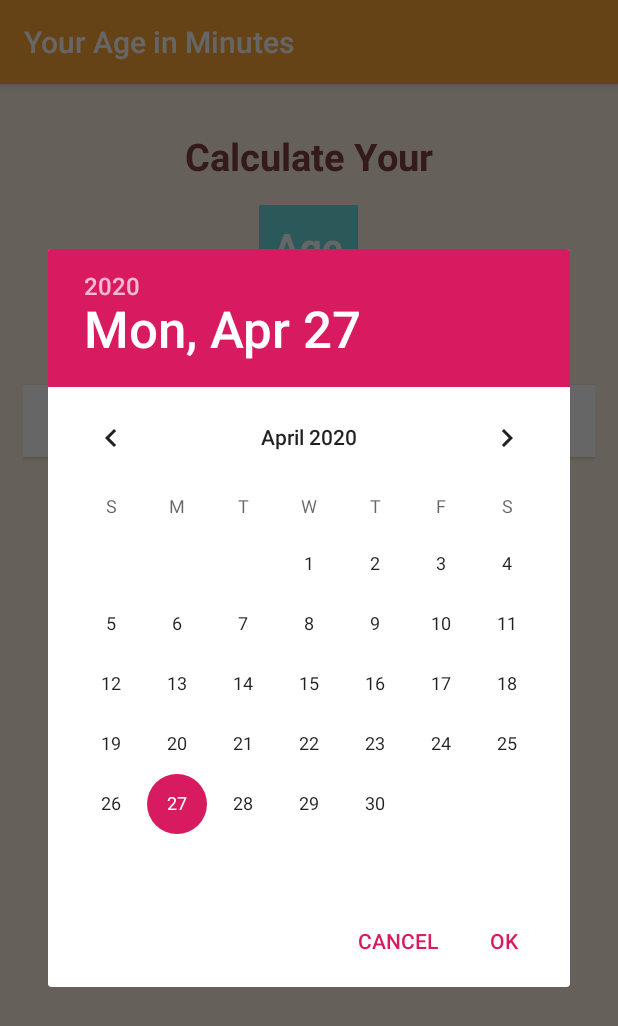
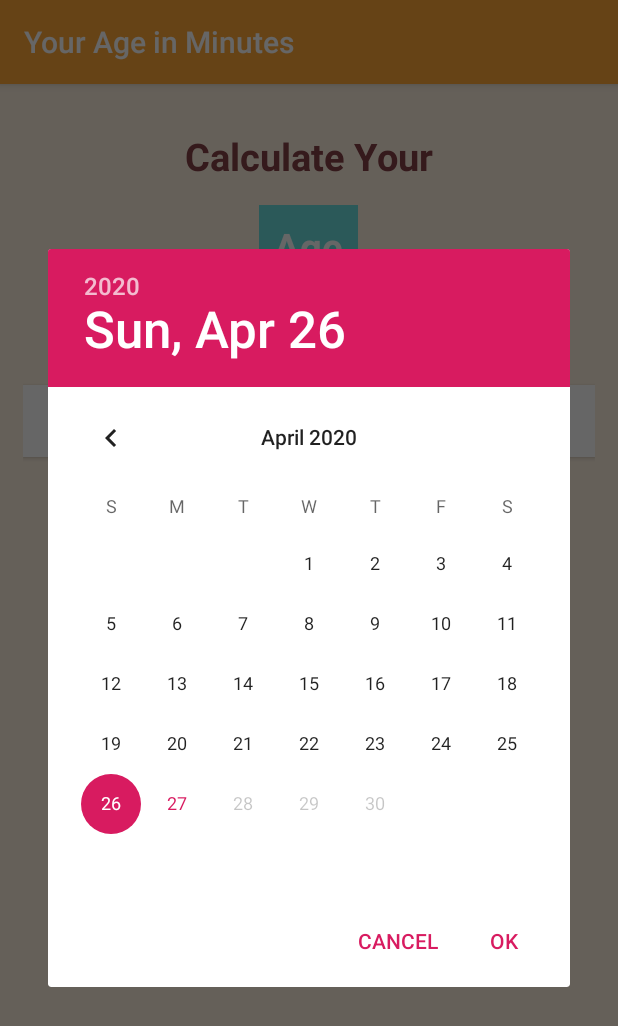
Before and after one commit to margleb/Android_with_Kotlin, an Android app: the screen it shows after launch (MainActivity), after a tap on "SELECT DATE", on a phone screen of 412 x 824 dp. Shown: the top 1026 px of the screen. Run offline under Robolectric (Android 15) with nearby library versions, the phone set to English and light mode, and no system bars.

Commit message:
Finalizing The Age in Minutes App

```diff
--- a/app/src/main/java/com/example/myproject2/MainActivity.kt
+++ b/app/src/main/java/com/example/myproject2/MainActivity.kt
@@ -25,7 +25,7 @@ class MainActivity : AppCompatActivity() {
         val month = myCalendar.get(Calendar.MONTH)
         val day = myCalendar.get(Calendar.DAY_OF_MONTH)
         // date picker
-        DatePickerDialog(this,
+        val dpd = DatePickerDialog(this,
             // это записаное лямбдой функция callback
             DatePickerDialog.OnDateSetListener{ view, selectedYear, selectedMonth, selectedDayOfMonth ->
                 Toast.makeText(this, "The chosen year is $selectedYear, the month is $selectedMonth and the day is $selectedDayOfMonth ", Toast.LENGTH_SHORT).show()
@@ -37,8 +37,27 @@ class MainActivity : AppCompatActivity() {
                 val sdf = SimpleDateFormat("dd/MM/yyyy", Locale.ENGLISH)
                 val theDate = sdf.parse(selectedDate)
 
+                // может получится, что time будет пустой, поэтому мы указываем !! то что типа доверяем
+                // количество минут с 1970 года до выбранной даты
+                val selectedDateInMinutes = theDate!!.time / 60000
+
+                // количество минут с 1970 года до текущей даты
+                var currentDate = sdf.parse(sdf.format(System.currentTimeMillis()))
+                var currentDateInMinutes = currentDate!!.time / 60000
+
+                // получаем разницу в минутах от выбранной даты до сегодняшнего дня
+                val differenceInMinutes = currentDateInMinutes - selectedDateInMinutes
+                // устанавливаем значение в минутах
+                tvAgeInMinutes.setText(differenceInMinutes.toString())
 
                 tvSelectedDate.setText(selectedDate)
-            }, year, month, day).show()
+            }, year, month, day)
+
+
+        // число - миллисикунд в одном дне
+        // не позволяет выбрать дату из будущего
+        dpd.datePicker.setMaxDate(Date().time - 86400000)
+        dpd.show()
+
     }
 }
--- a/app/src/main/res/layout/activity_main.xml
+++ b/app/src/main/res/layout/activity_main.xml
@@ -44,14 +44,15 @@
         android:text="Select Date"
         android:textStyle="bold"
         android:textSize="20sp" />
+
     <TextView
         android:id="@+id/tvSelectedDate"
         android:layout_width="wrap_content"
         android:layout_height="wrap_content"
+        android:layout_marginTop="45dp"
         android:text=""
-        android:layout_marginTop="45dp"
-        android:textSize="20sp"
-        android:textColor="@color/textColor" />
+        android:textColor="@color/textColor"
+        android:textSize="20sp" />
     <TextView
         android:layout_width="wrap_content"
         android:layout_height="wrap_content"
@@ -59,10 +60,17 @@
         android:textSize="20sp"
         android:textColor="@color/lightGrayTextColor" />
     <TextView
+        android:id="@+id/tvAgeInMinutes"
+        android:layout_width="wrap_content"
+        android:layout_height="wrap_content"
+        android:layout_marginTop="45dp"
+        android:text=""
+        android:textColor="@color/textColor"
+        android:textSize="20sp" />
+    <TextView
         android:layout_width="wrap_content"
         android:layout_height="wrap_content"
         android:text="Age in minutes:"
-        android:layout_marginTop="45dp"
         android:textSize="20sp"
         android:textColor="@color/lightGrayTextColor" />
 </LinearLayout>
```
